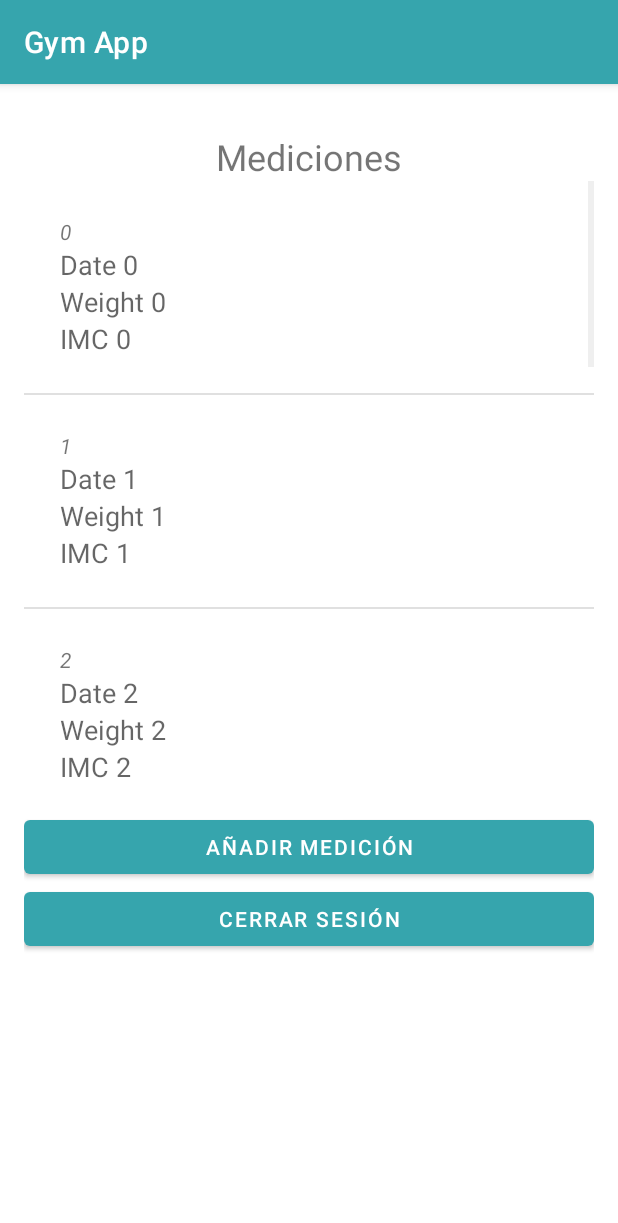
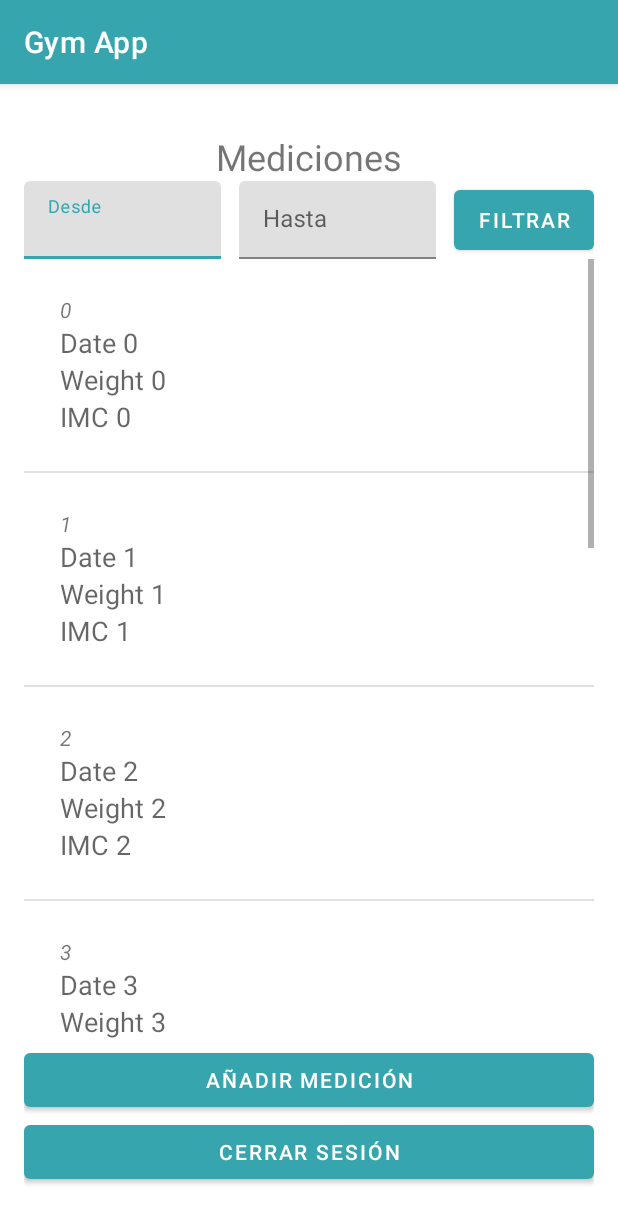
Before and after one commit to Karmacode00/Gym_App, an Android app: the MainActivity screen opened directly, with no data from a screen before it, on a phone screen of 412 x 824 dp. Shown: the top 1223 px of the screen. Run offline under Robolectric (Android 15) with nearby library versions, the phone set to English and light mode, and no system bars.

Commit message:
Refactor, added onclick functions

```diff
--- a/app/src/main/java/com/example/gymapp/MainActivity.java
+++ b/app/src/main/java/com/example/gymapp/MainActivity.java
@@ -9,17 +9,20 @@ import android.widget.Toast;
 import android.content.Intent;
 
 import java.util.ArrayList;
+import java.util.Date;
 import java.util.List;
 
 import com.example.gymapp.model.Evaluation;
-import com.example.gymapp.ui.DataAdapter;
-
+import com.example.gymapp.ui.EvaluationAdapter;
+import com.example.gymapp.ui.DatePickerFragment;
+import com.google.android.material.textfield.TextInputLayout;
 
 
 public class MainActivity extends AppCompatActivity {
 
     private Button btnLogout, btnAdd, btnHistory;
-    private ListView lvData;
+    private ListView lvEvaluation;
+    private TextInputLayout tilFrom, tilTo;
 
     private List<Evaluation> evaluationList = new ArrayList<>();
 
@@ -28,10 +31,21 @@ public class MainActivity extends AppCompatActivity {
         super.onCreate(savedInstanceState);
         setContentView(R.layout.activity_main);
 
-        lvData = findViewById(R.id.activity_main_lv_data);
+        tilFrom = findViewById(R.id.activity_main_from);
+        tilTo = findViewById(R.id.activity_main_to);
+
+        lvEvaluation = findViewById(R.id.activity_main_lv_evaluation);
         btnLogout = findViewById(R.id.activity_main_btn_logout);
         btnAdd = findViewById(R.id.activity_main_btn_add);
         //btnHistory = findViewById(R.id.activity_main_btn_history);
+
+        tilFrom.getEditText().setOnClickListener(view -> {
+            DatePickerFragment.showDatePickerDialog(this, tilFrom, new Date());
+        });
+
+        tilTo.getEditText().setOnClickListener(view -> {
+            DatePickerFragment.showDatePickerDialog(this, tilTo, new Date());
+        });
 
         for (int x = 0; x < 10; ++x) {
             Evaluation newEvaluation = new Evaluation(String.format("Date %d", x), String.format("Weight %d", x), String.format("IMC %d", x));
@@ -39,9 +53,17 @@ public class MainActivity extends AppCompatActivity {
             evaluationList.add(newEvaluation);
         }
 
-        DataAdapter adapter = new DataAdapter(this, evaluationList);
+        EvaluationAdapter adapter = new EvaluationAdapter(this, evaluationList);
 
-        lvData.setAdapter(adapter);
+        lvEvaluation.setAdapter(adapter);
+
+        lvEvaluation.setOnItemClickListener(((adapterView, view, index, id) -> {
+            Evaluation evaluation = evaluationList.get(index);
+
+            Intent i = new Intent(view.getContext(), DetailActivity.class);
+            i.putExtra("evaluation", evaluation);
+            view.getContext().startActivity(i);
+        }));
 
 
         btnLogout.setOnClickListener(view -> {
--- a/app/src/main/java/com/example/gymapp/RegisterActivity.java
+++ b/app/src/main/java/com/example/gymapp/RegisterActivity.java
@@ -47,7 +47,7 @@ public class RegisterActivity extends AppCompatActivity {
             String password = tilPassword.getEditText().getText().toString();
             String birthday = tilBirthday.getEditText().getText().toString();
 
-            //Pendiente: Implementar validaciones
+            // TODO: Implementar validaciones
 
             SimpleDateFormat dateFormatter = new SimpleDateFormat(DATE_PATTERN);
             Date birthdayDate = null;
--- a/app/src/main/java/com/example/gymapp/model/Evaluation.java
+++ b/app/src/main/java/com/example/gymapp/model/Evaluation.java
@@ -1,7 +1,9 @@
 package com.example.gymapp.model;
 
 
-public class Evaluation {
+import java.io.Serializable;
+
+public class Evaluation implements Serializable {
     private long id;
     private String date;
     private String weight;
--- a/app/src/main/java/com/example/gymapp/ui/DataAdapter.java
+++ b/app/src/main/java/com/example/gymapp/ui/EvaluationAdapter.java
@@ -12,11 +12,11 @@ import com.example.gymapp.model.Evaluation;
 
 import java.util.List;
 
-public class DataAdapter extends BaseAdapter {
+public class EvaluationAdapter extends BaseAdapter {
     private Context ctx;
     private List<Evaluation> evaluationList;
 
-    public DataAdapter(Context ctx, List<Evaluation> evaluationList) {
+    public EvaluationAdapter(Context ctx, List<Evaluation> evaluationList) {
         this.ctx = ctx;
         this.evaluationList = evaluationList;
     }
@@ -40,14 +40,17 @@ public class DataAdapter extends BaseAdapter {
     public View getView(int i, View view, ViewGroup viewGroup) {
         LayoutInflater inflater = LayoutInflater.from(ctx);
 
-        view = inflater.inflate(R.layout.item_data, null);
+        view = inflater.inflate(R.layout.item_evaluation, null);
 
         Evaluation evaluation = evaluationList.get(i);
 
-        TextView tvDate = view.findViewById(R.id.item_data_tv_date);
-        TextView tvId = view.findViewById(R.id.item_data_tv_id);
-        TextView tvWeight = view.findViewById(R.id.item_data_tv_weight);
-        TextView tvImc = view.findViewById(R.id.item_data_tv_imc);
+        TextView tvDate = view.findViewById(R.id.item_evaluation_tv_date);
+        TextView tvId = view.findViewById(R.id.item_evaluation_tv_id);
+        TextView tvWeight = view.findViewById(R.id.item_evaluation_tv_weight);
+        TextView tvImc = view.findViewById(R.id.item_evaluation_tv_imc);
+
+        //SimpleDateFormat dateFormat = new SimpleDateFormat("yyyy-MM-dd");
+        //dateFormat.format
 
         tvId.setText(Long.toString(evaluation.getId()));
         tvDate.setText(evaluation.getDate());
--- a/app/src/main/res/layout/activity_main.xml
+++ b/app/src/main/res/layout/activity_main.xml
@@ -27,10 +27,54 @@
             android:text="@string/main_title"
             android:textSize="24sp" />
 
+        <LinearLayout
+            android:layout_width="match_parent"
+            android:layout_height="52dp"
+            android:gravity="center"
+            android:orientation="horizontal">
+
+            <com.google.android.material.textfield.TextInputLayout
+                android:id="@+id/activity_main_from"
+                android:layout_width="0dp"
+                android:layout_height="wrap_content"
+                android:layout_marginRight="12dp"
+                android:layout_weight="1"
+                android:focusable="false">
+
+                <com.google.android.material.textfield.TextInputEditText
+                    android:layout_width="match_parent"
+                    android:layout_height="match_parent"
+                    android:hint="@string/field_from_label" />
+
+            </com.google.android.material.textfield.TextInputLayout>
+
+            <com.google.android.material.textfield.TextInputLayout
+                android:id="@+id/activity_main_to"
+                android:layout_width="0dp"
+                android:layout_height="wrap_content"
+                android:layout_marginRight="12dp"
+                android:layout_weight="1"
+                android:focusable="false">
+
+                <com.google.android.material.textfield.TextInputEditText
+                    android:layout_width="match_parent"
+                    android:layout_height="match_parent"
+                    android:hint="@string/field_to_label" />
+
+            </com.google.android.material.textfield.TextInputLayout>
+
+            <Button
+                android:id="@+id/activity_main_search"
+                android:layout_width="wrap_content"
+                android:layout_height="match_parent"
+                android:text="@string/main_filter_button" />
+        </LinearLayout>
+
         <ListView
-            android:id="@+id/activity_main_lv_data"
+            android:id="@+id/activity_main_lv_evaluation"
             android:layout_width="match_parent"
-            android:layout_height="420dp" />
+            android:layout_height="0dp"
+            android:layout_weight="1" />
 
         <Button
             android:id="@+id/activity_main_btn_add"
--- a/app/src/main/res/layout/item_data.xml
+++ b/app/src/main/res/layout/item_evaluation.xml
@@ -6,7 +6,7 @@
     android:padding="24sp">
 
     <TextView
-        android:id="@+id/item_data_tv_id"
+        android:id="@+id/item_evaluation_tv_id"
         android:layout_width="match_parent"
         android:layout_height="wrap_content"
         android:text="ID"
@@ -14,21 +14,21 @@
         android:textStyle="italic" />
 
     <TextView
-        android:id="@+id/item_data_tv_date"
+        android:id="@+id/item_evaluation_tv_date"
         android:layout_width="match_parent"
         android:layout_height="wrap_content"
         android:text="Date"
         android:textAppearance="@style/TextAppearance.AppCompat.Medium" />
 
     <TextView
-        android:id="@+id/item_data_tv_weight"
+        android:id="@+id/item_evaluation_tv_weight"
         android:layout_width="match_parent"
         android:layout_height="wrap_content"
         android:text="Weight"
         android:textAppearance="@style/TextAppearance.AppCompat.Medium" />
 
     <TextView
-        android:id="@+id/item_data_tv_imc"
+        android:id="@+id/item_evaluation_tv_imc"
         android:layout_width="match_parent"
         android:layout_height="wrap_content"
         android:text="IMC"
--- a/app/src/main/res/values/strings.xml
+++ b/app/src/main/res/values/strings.xml
@@ -7,6 +7,7 @@
     <string name="add_title">Añadir Medición</string>
     <string name="main_title">Mediciones</string>
     <string name="history_title">Historial de Mediciones</string>
+    <string name="detail_title">Detalle Evaluación</string>
 
     //Label
     <string name="history_date">Seleccionar según antigüedad:</string>
@@ -26,6 +27,11 @@
     <string name="delete_button">Eliminar Medición</string>
     <string name="history_return_button">Volver</string>
 
+    <string name="main_filter_button">Filtrar</string>
+
+    <string name="detail_back_button">Volver</string>
+    <string name="detail_delete_button">Eliminar</string>
+
     //Fields
     <string name="field_login_user_label">Usuario</string>
     <string name="field_login_password_label">Contraseña</string>
@@ -41,4 +47,7 @@
     <string name="field_height_label">Estatura (en cms)</string>
     <string name="field_birthdate_label">Fecha de Nacimiento</string>
 
+    <string name="field_from_label">Desde</string>
+    <string name="field_to_label">Hasta</string>
+
 </resources>
```
Also changed, not shown: app/src/main/AndroidManifest.xml (+9 -7 lines), app/src/main/java/com/example/gymapp/DetailActivity.java (added, +44 -0 lines), app/src/main/res/layout/activity_detail.xml (added, +63 -0 lines).
